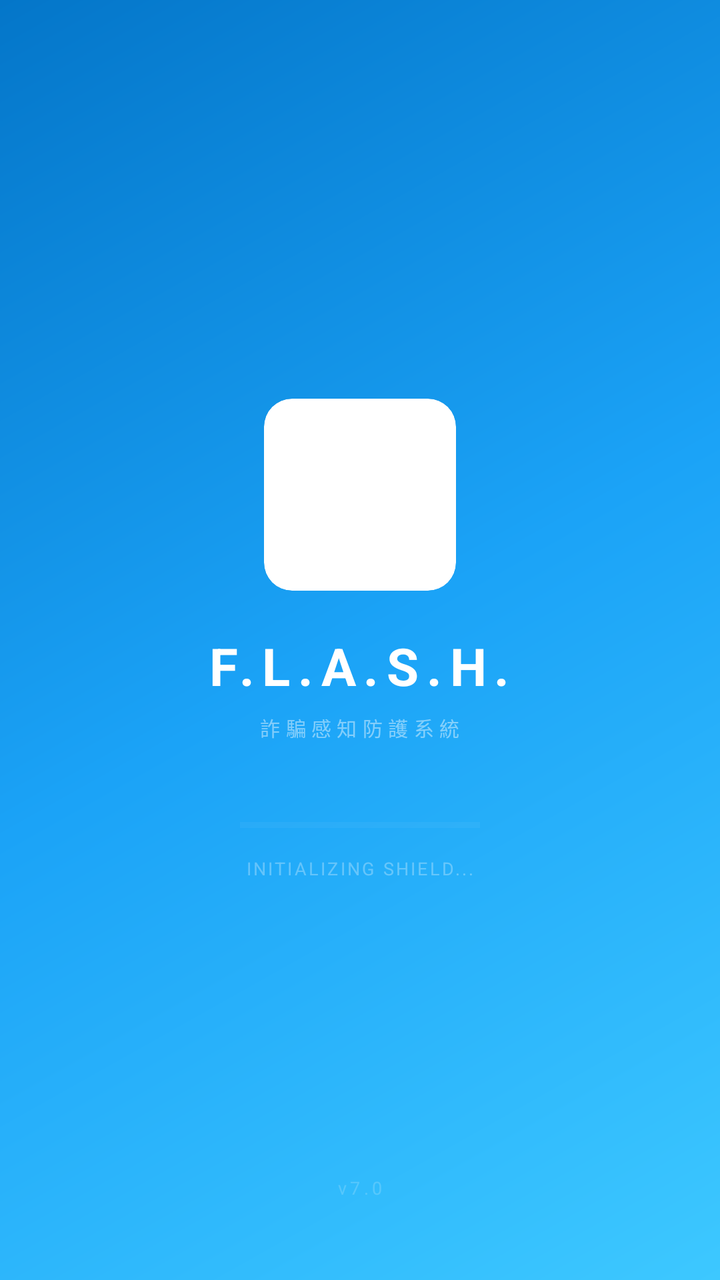
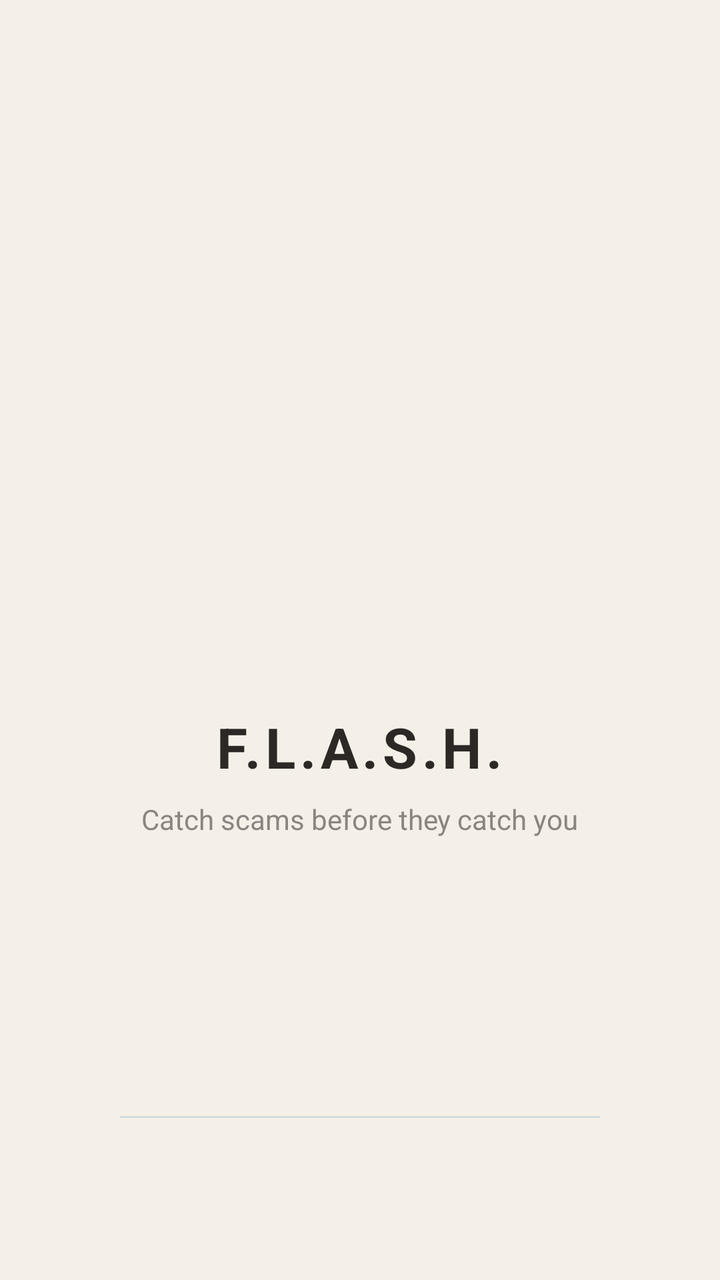

The first picture is an Android layout as it rendered before a commit; the second is the same layout after the commit. The layout source and the unified diff follow.
<!-- AndroidManifest.xml: activity theme Theme.FraudDetector.Splash -->
<!-- res/layout/activity_splash.xml -->
<?xml version="1.0" encoding="utf-8"?>
<FrameLayout xmlns:android="http://schemas.android.com/apk/res/android"
    android:layout_width="match_parent"
    android:layout_height="match_parent"
    android:background="@drawable/bg_gradient_blue">

    <LinearLayout
        android:layout_width="match_parent"
        android:layout_height="match_parent"
        android:gravity="center"
        android:orientation="vertical">

        
        <ImageView
            android:id="@+id/splashLogo"
            android:layout_width="96dp"
            android:layout_height="96dp"
            android:src="@mipmap/ic_launcher"
            android:contentDescription="App Logo"
            android:background="@drawable/bg_card_white"
            android:padding="10dp"
            android:clipToOutline="true" />

        
        <TextView
            android:id="@+id/splashBrand"
            android:layout_width="wrap_content"
            android:layout_height="wrap_content"
            android:layout_marginTop="20dp"
            android:text="@string/splash_brand"
            android:textColor="#FFFFFF"
            android:textSize="26sp"
            android:textStyle="bold"
            android:letterSpacing="0.15" />

        
        <TextView
            android:id="@+id/splashTagline"
            android:layout_width="wrap_content"
            android:layout_height="wrap_content"
            android:layout_marginTop="6dp"
            android:text="@string/splash_tagline"
            android:textColor="#73FFFFFF"
            android:textSize="10sp"
            android:letterSpacing="0.28"
            android:textAllCaps="true" />

        
        <ProgressBar
            android:id="@+id/splashProgress"
            style="?android:attr/progressBarStyleHorizontal"
            android:layout_width="120dp"
            android:layout_height="3dp"
            android:layout_marginTop="40dp"
            android:max="100"
            android:progressTint="#F5B731"
            android:progressBackgroundTint="#26FFFFFF" />

        
        <TextView
            android:id="@+id/splashStatus"
            android:layout_width="wrap_content"
            android:layout_height="wrap_content"
            android:layout_marginTop="14dp"
            android:text="INITIALIZING SHIELD..."
            android:textColor="#4DFFFFFF"
            android:textSize="9sp"
            android:letterSpacing="0.12" />

    </LinearLayout>

    
    <TextView
        android:id="@+id/splashVersion"
        android:layout_width="wrap_content"
        android:layout_height="wrap_content"
        android:layout_gravity="bottom|center_horizontal"
        android:layout_marginBottom="40dp"
        android:text="@string/app_version"
        android:textColor="#2EFFFFFF"
        android:textSize="9sp"
        android:letterSpacing="0.2" />

</FrameLayout>
<!-- resources referenced by this layout -->
<resources>
  <!-- drawable bg_card_white (drawable) -->
  <?xml version="1.0" encoding="utf-8"?>
  <shape xmlns:android="http://schemas.android.com/apk/res/android">
      <solid android:color="#FFFFFF" />
      <corners android:radius="14dp" />
  </shape>
  <!-- drawable bg_gradient_blue (drawable) -->
  <?xml version="1.0" encoding="utf-8"?>
  <shape xmlns:android="http://schemas.android.com/apk/res/android">
      <gradient
          android:startColor="#0476C9"
          android:centerColor="#1BA3F7"
          android:endColor="#3DC8FF"
          android:angle="315" />
  </shape>
  <!-- mipmap ic_launcher (mipmap-anydpi-v26) -->
  <?xml version="1.0" encoding="utf-8"?>
  <adaptive-icon xmlns:android="http://schemas.android.com/apk/res/android">
      <background android:drawable="@drawable/ic_launcher_background" />
      <foreground android:drawable="@mipmap/ic_launcher_foreground" />
  </adaptive-icon>
  <string name="app_version">v7.0</string>
  <string name="splash_brand">F.L.A.S.H.</string>
  <string name="splash_tagline">詐騙感知防護系統</string>
  <style name="Theme.FraudDetector.Splash" parent="Theme.MaterialComponents.Light.NoActionBar">
          <item name="colorPrimary">@color/blue</item>
          <item name="android:windowBackground">@color/blue</item>
          <item name="android:statusBarColor">@color/blue_dk</item>
      </style>
  <!-- drawable ic_launcher_background (drawable) -->
  <?xml version="1.0" encoding="utf-8"?>
  <shape xmlns:android="http://schemas.android.com/apk/res/android">
      <solid android:color="#2563EB" />
  </shape>
  <color name="blue">#FF2196F3</color>
  <color name="blue_dk">#FF1976D2</color>
</resources>

<!-- the commit's change to res/layout/activity_splash.xml (unified diff, before → after) -->
@@ -2,7 +2,7 @@
 <FrameLayout xmlns:android="http://schemas.android.com/apk/res/android"
     android:layout_width="match_parent"
     android:layout_height="match_parent"
-    android:background="@drawable/bg_gradient_blue">
+    android:background="@color/warm_parchment">
 
     <LinearLayout
         android:layout_width="match_parent"
@@ -13,12 +13,10 @@
         
         <ImageView
             android:id="@+id/splashLogo"
-            android:layout_width="96dp"
-            android:layout_height="96dp"
+            android:layout_width="110dp"
+            android:layout_height="110dp"
             android:src="@mipmap/ic_launcher"
             android:contentDescription="App Logo"
-            android:background="@drawable/bg_card_white"
-            android:padding="10dp"
             android:clipToOutline="true" />
 
         
@@ -26,48 +24,50 @@
             android:id="@+id/splashBrand"
             android:layout_width="wrap_content"
             android:layout_height="wrap_content"
-            android:layout_marginTop="20dp"
+            android:layout_marginTop="24dp"
             android:text="@string/splash_brand"
-            android:textColor="#FFFFFF"
-            android:textSize="26sp"
+            android:textColor="@color/warm_charcoal"
+            android:textSize="28sp"
             android:textStyle="bold"
-            android:letterSpacing="0.15" />
+            android:letterSpacing="0.08" />
 
         
         <TextView
             android:id="@+id/splashTagline"
             android:layout_width="wrap_content"
             android:layout_height="wrap_content"
-            android:layout_marginTop="6dp"
-            android:text="@string/splash_tagline"
-            android:textColor="#73FFFFFF"
-            android:textSize="10sp"
-            android:letterSpacing="0.28"
-            android:textAllCaps="true" />
-
-        
-        <ProgressBar
-            android:id="@+id/splashProgress"
-            style="?android:attr/progressBarStyleHorizontal"
-            android:layout_width="120dp"
-            android:layout_height="3dp"
-            android:layout_marginTop="40dp"
-            android:max="100"
-            android:progressTint="#F5B731"
-            android:progressBackgroundTint="#26FFFFFF" />
-
-        
-        <TextView
-            android:id="@+id/splashStatus"
-            android:layout_width="wrap_content"
-            android:layout_height="wrap_content"
-            android:layout_marginTop="14dp"
-            android:text="INITIALIZING SHIELD..."
-            android:textColor="#4DFFFFFF"
-            android:textSize="9sp"
-            android:letterSpacing="0.12" />
+            android:layout_marginTop="8dp"
+            android:text="Catch scams before they catch you"
+            android:textColor="@color/warm_grey"
+            android:textSize="14sp" />
 
     </LinearLayout>
+
+    
+    <ProgressBar
+        android:id="@+id/splashProgress"
+        style="?android:attr/progressBarStyleHorizontal"
+        android:layout_width="240dp"
+        android:layout_height="3dp"
+        android:layout_gravity="bottom|center_horizontal"
+        android:layout_marginBottom="80dp"
+        android:max="100"
+        android:indeterminate="true"
+        android:indeterminateTint="@color/steel_blue"
+        android:progressBackgroundTint="@color/grey_light" />
+
+    
+    <TextView
+        android:id="@+id/splashStatus"
+        android:layout_width="wrap_content"
+        android:layout_height="wrap_content"
+        android:layout_gravity="bottom|center_horizontal"
+        android:layout_marginBottom="60dp"
+        android:text="INITIALIZING SHIELD..."
+        android:textColor="@color/warm_grey"
+        android:textSize="9sp"
+        android:letterSpacing="0.12"
+        android:visibility="gone" />
 
     
     <TextView
@@ -77,8 +77,9 @@
         android:layout_gravity="bottom|center_horizontal"
         android:layout_marginBottom="40dp"
         android:text="@string/app_version"
-        android:textColor="#2EFFFFFF"
+        android:textColor="@color/grey_light"
         android:textSize="9sp"
-        android:letterSpacing="0.2" />
+        android:letterSpacing="0.2"
+        android:visibility="gone" />
 
 </FrameLayout>
<!-- resource entries referenced after the edit -->
@@ -1,20 +1,10 @@
 <!-- resources referenced by this layout -->
 <resources>
-  <!-- drawable bg_card_white (drawable) -->
-  <?xml version="1.0" encoding="utf-8"?>
-  <shape xmlns:android="http://schemas.android.com/apk/res/android">
-      <solid android:color="#FFFFFF" />
-      <corners android:radius="14dp" />
-  </shape>
-  <!-- drawable bg_gradient_blue (drawable) -->
-  <?xml version="1.0" encoding="utf-8"?>
-  <shape xmlns:android="http://schemas.android.com/apk/res/android">
-      <gradient
-          android:startColor="#0476C9"
-          android:centerColor="#1BA3F7"
-          android:endColor="#3DC8FF"
-          android:angle="315" />
-  </shape>
+  <color name="grey_light">#FFC8C4C0</color>
+  <color name="steel_blue">#FF4A7FA5</color>
+  <color name="warm_charcoal">#FF2C2825</color>
+  <color name="warm_grey">#FF8C8480</color>
+  <color name="warm_parchment">#FFF4F0E8</color>
   <!-- mipmap ic_launcher (mipmap-anydpi-v26) -->
   <?xml version="1.0" encoding="utf-8"?>
   <adaptive-icon xmlns:android="http://schemas.android.com/apk/res/android">
@@ -23,7 +13,6 @@
   </adaptive-icon>
   <string name="app_version">v7.0</string>
   <string name="splash_brand">F.L.A.S.H.</string>
-  <string name="splash_tagline">詐騙感知防護系統</string>
   <style name="Theme.FraudDetector.Splash" parent="Theme.MaterialComponents.Light.NoActionBar">
           <item name="colorPrimary">@color/blue</item>
           <item name="android:windowBackground">@color/blue</item>
